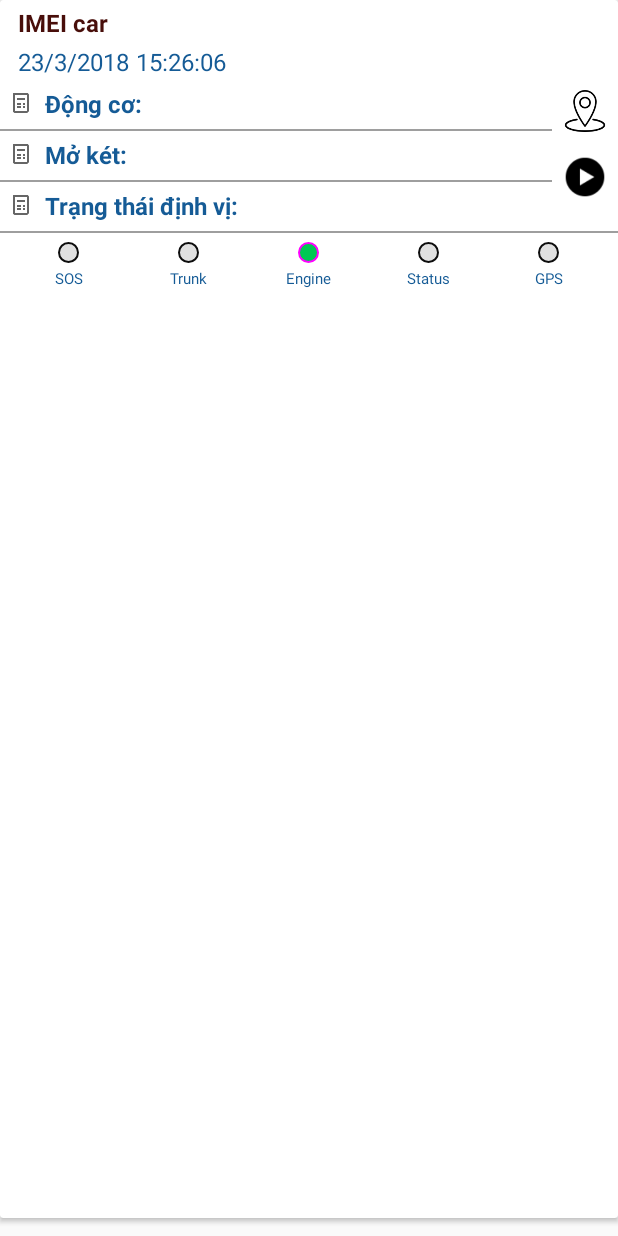
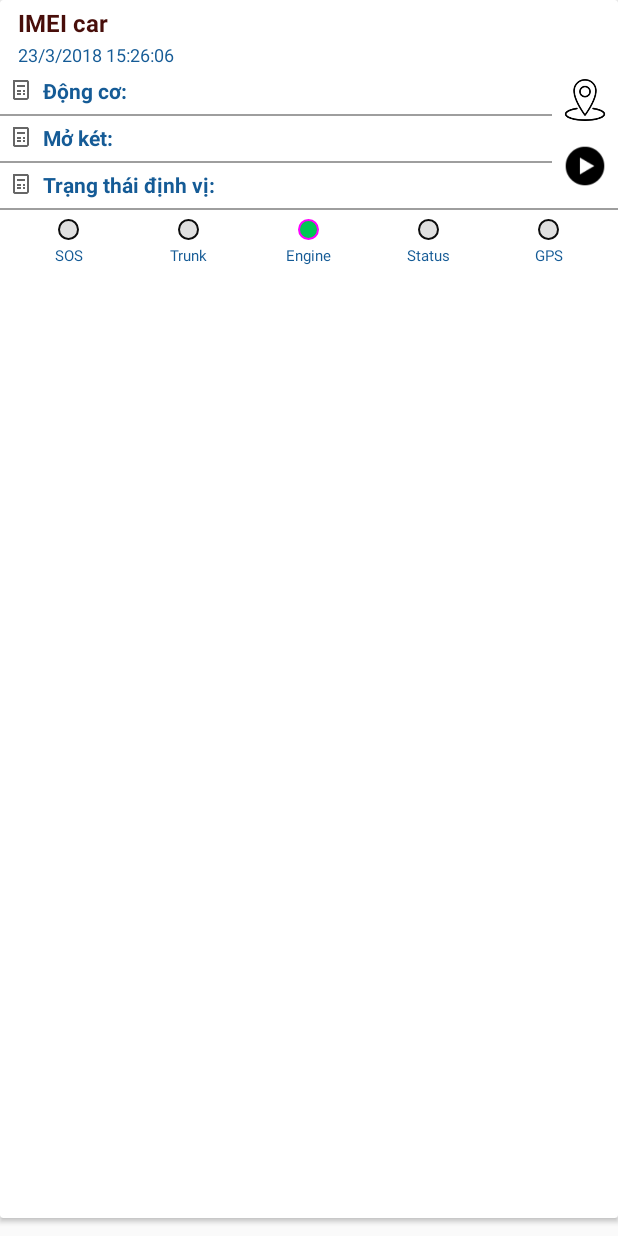
Before and after one commit to Huyenchu26/Demo-Chu, an Android app: the layout item_vehicle_child.xml on its own in the app's theme, with its tools: preview values and no code run, on a phone screen of 412 x 824 dp. Run offline under Robolectric (Android 15) with nearby library versions, the phone set to English and light mode, and no system bars.

Commit message:
update UI

```diff
--- a/app/src/main/res/layout/item_vehicle_child.xml
+++ b/app/src/main/res/layout/item_vehicle_child.xml
@@ -29,7 +29,7 @@
             android:layout_marginLeft="12dp"
             android:text="23/3/2018 15:26:06"
             android:textColor="@color/colorPrimary"
-            android:textSize="16sp" />
+            android:textSize="12sp" />
 
         <ImageView
             android:id="@+id/imgLocation"
@@ -51,7 +51,7 @@
             android:drawableLeft="@mipmap/ic_item_bill_id"
             android:text="  Động cơ:"
             android:textColor="@color/colorPrimary"
-            android:textSize="16sp"
+            android:textSize="14sp"
             android:textStyle="bold" />
 
         <View
@@ -71,7 +71,7 @@
             android:drawableLeft="@mipmap/ic_item_bill_id"
             android:text="  Mở két: "
             android:textColor="@color/colorPrimary"
-            android:textSize="16sp"
+            android:textSize="14sp"
             android:textStyle="bold" />
 
         <View
@@ -92,7 +92,7 @@
             android:drawableLeft="@mipmap/ic_item_bill_id"
             android:text="  Trạng thái định vị: "
             android:textColor="@color/colorPrimary"
-            android:textSize="16sp"
+            android:textSize="14sp"
             android:textStyle="bold" />
 
         <ImageView
--- a/app/src/main/res/values/styles.xml
+++ b/app/src/main/res/values/styles.xml
@@ -300,7 +300,7 @@
         <item name="android:color">@color/colorFacebook</item>
         <item name="android:textSize">16sp</item>
         <item name="android:layout_marginTop">4dp</item>
-        <item name="android:layout_marginBottom">4dp</item>
+        <item name="android:layout_marginBottom">2dp</item>
         <item name="android:layout_marginRight">12dp</item>
         <item name="android:layout_marginLeft">12dp</item>
     </style>
```
Also changed, not shown: app/src/main/java/mq/com/chuohapps/ui/xbase/BaseFragment.java (+0 -7 lines), app/src/main/res/layout/x_header_bar.xml (+2 -9 lines).
